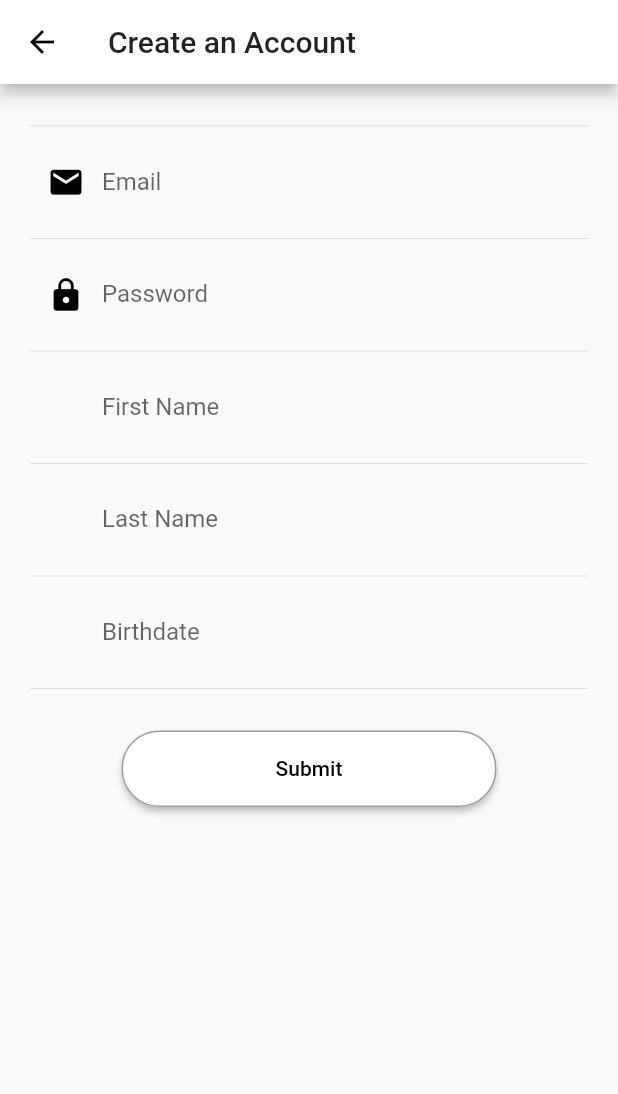
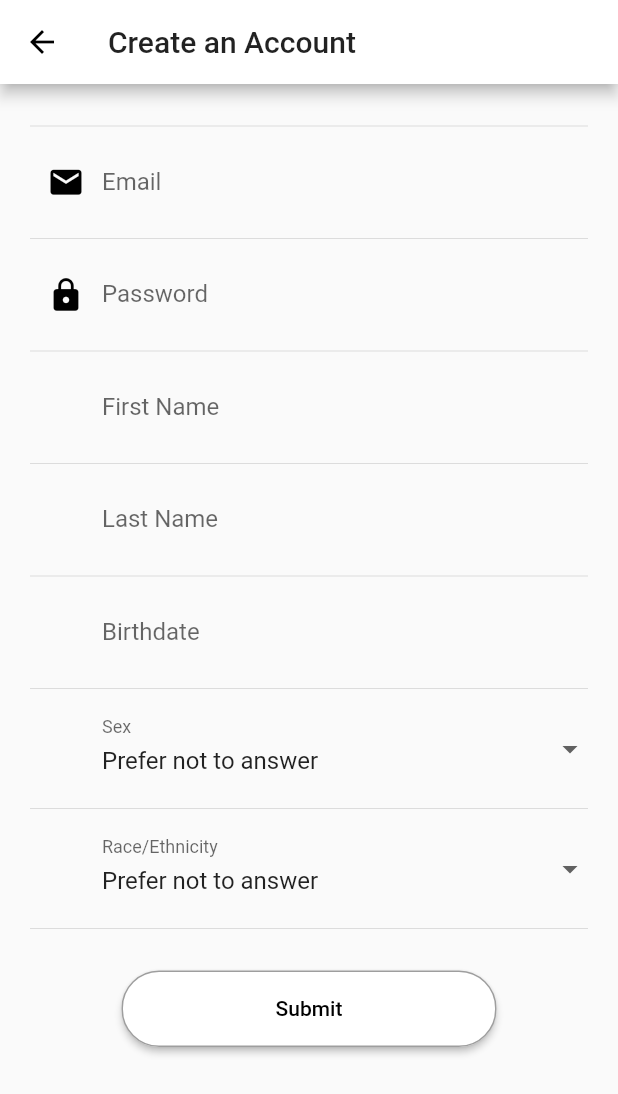
Before and after one commit to UT-Projects/solace-ui, a Flutter app: the screen it shows after launch, after a tap on "New User", on a phone screen of 412 x 824 dp. Shown: the top 1094 px of the screen. Run offline on Flutter 3.47's test engine with Material 2 defaults, Android fonts, the phone set to English and light mode, and no system bars; our stand-ins replace flutter_redux, redux; missing offline and left inert: dart:html, redux_saga.

Commit message:
more create user text fields and redux changes

```diff
--- a/solace_ui/lib/main.dart
+++ b/solace_ui/lib/main.dart
@@ -14,7 +14,7 @@ void main() {
   var sagaMiddleware = createSagaMiddleware();
   final store = Store<AppState>(
     appReducer,
-    initialState: AppState(),
+    initialState: AppState.initial(),
     middleware: [applyMiddleware(sagaMiddleware)],
   );
 
@@ -27,14 +27,14 @@ void main() {
 }
 
 class MyApp extends StatelessWidget {
-  final Store<AppState> store;
+  final Store<AppState>? store;
 
-  MyApp({Key key, this.store}) : super(key: key);
+  MyApp({Key? key, this.store}) : super(key: key);
 
   @override
   Widget build(BuildContext context) {
     return StoreProvider(
-      store: store,
+      store: store!,
       child: MaterialApp(
         title: 'Flutter Demo',
         theme: ThemeData(
@@ -57,9 +57,9 @@ class MyApp extends StatelessWidget {
 }
 
 class MyHomePage extends StatelessWidget {
-  MyHomePage({Key key, this.title}) : super(key: key);
+  MyHomePage({Key? key, this.title}) : super(key: key);
 
-  final String title;
+  final String? title;
 
   @override
   Widget build(BuildContext context) {
--- a/solace_ui/lib/redux/actions/actions.dart
+++ b/solace_ui/lib/redux/actions/actions.dart
@@ -41,3 +41,15 @@ class UpdateSignupBirthdateAction {
 
   UpdateSignupBirthdateAction(this.birthdate);
 }
+
+class UpdateSignupSexAction {
+  final String sex;
+
+  UpdateSignupSexAction(this.sex);
+}
+
+class UpdateSignupEthnicityAction {
+  final String ethnicity;
+
+  UpdateSignupEthnicityAction(this.ethnicity);
+}
--- a/solace_ui/lib/redux/app_state.dart
+++ b/solace_ui/lib/redux/app_state.dart
@@ -1,11 +1,17 @@
 class AppState {
-  LoginInfo loginInfo;
-  SignupInfo signupInfo;
+  final LoginInfo loginInfo;
+  final SignupInfo signupInfo;
+
+  factory AppState.initial() {
+    return AppState(
+      loginInfo: LoginInfo.initial(),
+      signupInfo: SignupInfo.initial(),
+    );
+  }
 
   AppState({
-    this.loginInfo = const LoginInfo(email: "", password: ""),
-    this.signupInfo =
-        const SignupInfo(email: "", password: "", firstName: "", lastName: ""),
+    required this.loginInfo,
+    required this.signupInfo,
   });
 }
 
@@ -13,9 +19,16 @@ class LoginInfo {
   final String email;
   final String password;
 
+  factory LoginInfo.initial() {
+    return LoginInfo(
+      email: "",
+      password: "",
+    );
+  }
+
   const LoginInfo({
-    this.email,
-    this.password,
+    required this.email,
+    required this.password,
   });
 }
 
@@ -25,12 +38,28 @@ class SignupInfo {
   final String firstName;
   final String lastName;
   final DateTime birthdate;
+  final String sex;
+  final String ethnicity;
+
+  factory SignupInfo.initial() {
+    return SignupInfo(
+      email: "",
+      password: "",
+      firstName: "",
+      lastName: "",
+      birthdate: DateTime(1970),
+      sex: "Prefer not to answer",
+      ethnicity: "Prefer not to answer",
+    );
+  }
 
   const SignupInfo({
-    this.email,
-    this.password,
-    this.firstName,
-    this.lastName,
-    this.birthdate,
+    required this.email,
+    required this.password,
+    required this.firstName,
+    required this.lastName,
+    required this.birthdate,
+    required this.sex,
+    required this.ethnicity,
   });
 }
--- a/solace_ui/lib/redux/reducers/reducers.dart
+++ b/solace_ui/lib/redux/reducers/reducers.dart
@@ -23,6 +23,8 @@ SignupInfo signupInfoReducer(SignupInfo state, action) {
     firstName: signupFNameReducer(state.firstName, action),
     lastName: signupLNameReducer(state.lastName, action),
     birthdate: signupBirthdateReducer(state.birthdate, action),
+    sex: signupSexReducer(state.sex, action),
+    ethnicity: signupEthnicityReducer(state.ethnicity, action),
   );
 }
 
@@ -86,3 +88,20 @@ DateTime _updateSignupBirthdateReducer(
     DateTime state, UpdateSignupBirthdateAction action) {
   return action.birthdate;
 }
+
+final signupSexReducer = combineReducers<String>(
+    [TypedReducer<String, UpdateSignupSexAction>(_updateSignupSexReducer)]);
+
+String _updateSignupSexReducer(String state, UpdateSignupSexAction action) {
+  return action.sex;
+}
+
+final signupEthnicityReducer = combineReducers<String>([
+  TypedReducer<String, UpdateSignupEthnicityAction>(
+      _updateSignupEthnicityReducer)
+]);
+
+String _updateSignupEthnicityReducer(
+    String state, UpdateSignupEthnicityAction action) {
+  return action.ethnicity;
+}
--- a/solace_ui/lib/signup_screen.dart
+++ b/solace_ui/lib/signup_screen.dart
@@ -1,6 +1,9 @@
+import 'dart:html';
+
 import 'package:flutter/cupertino.dart';
 import 'package:flutter/material.dart';
 import 'package:flutter_redux/flutter_redux.dart';
+import 'package:redux_saga/redux_saga.dart';
 import 'package:solace_ui/redux/actions/actions.dart';
 import 'package:solace_ui/redux/app_state.dart';
 import 'package:intl/intl.dart';
@@ -32,7 +35,8 @@ class SignupScreen extends StatelessWidget {
                   size: 25,
                 ),
               ),
-              onChanged: (email) => StoreProvider.of<AppState>(context).dispatch(UpdateSignupEmailAction(email)),
+              onChanged: (email) => StoreProvider.of<AppState>(context)
+                  .dispatch(UpdateSignupEmailAction(email)),
             ),
             Divider(),
             TextField(
@@ -46,7 +50,8 @@ class SignupScreen extends StatelessWidget {
                   size: 25,
                 ),
               ),
-              onChanged: (password) => StoreProvider.of<AppState>(context).dispatch(UpdateSignupPasswordAction(password)),
+              onChanged: (password) => StoreProvider.of<AppState>(context)
+                  .dispatch(UpdateSignupPasswordAction(password)),
             ),
             Divider(),
             TextField(
@@ -57,7 +62,8 @@ class SignupScreen extends StatelessWidget {
                   padding: const EdgeInsetsDirectional.only(start: 12.0),
                 ),
               ),
-              onChanged: (firstName) => StoreProvider.of<AppState>(context).dispatch(UpdateSignupFNameAction(firstName)),
+              onChanged: (firstName) => StoreProvider.of<AppState>(context)
+                  .dispatch(UpdateSignupFNameAction(firstName)),
             ),
             Divider(),
             TextField(
@@ -68,10 +74,15 @@ class SignupScreen extends StatelessWidget {
                   padding: const EdgeInsetsDirectional.only(start: 12.0),
                 ),
               ),
-              onChanged: (lastName) => StoreProvider.of<AppState>(context).dispatch(UpdateSignupLNameAction(lastName)),
+              onChanged: (lastName) => StoreProvider.of<AppState>(context)
+                  .dispatch(UpdateSignupLNameAction(lastName)),
             ),
             Divider(),
             BirthdateField(),
+            Divider(),
+            SelectSexDropdown(),
+            Divider(),
+            SelectEthnicityDropdown(),
             Divider(),
             SizedBox(
               height: 20,
@@ -89,7 +100,7 @@ class SignupScreen extends StatelessWidget {
 }
 
 class BirthdateField extends StatefulWidget {
-  BirthdateField({Key key}) : super(key: key);
+  BirthdateField({Key? key}) : super(key: key);
 
   @override
   _BirthdateFieldState createState() => _BirthdateFieldState();
@@ -122,10 +133,97 @@ class _BirthdateFieldState extends State<BirthdateField> {
               initialDate: DateTime(1970),
               firstDate: DateTime(1900),
               lastDate: DateTime.now());
-          final DateFormat formatter = DateFormat('MMM d, y');
-          dateController.text = formatter.format(date);
-          StoreProvider.of<AppState>(context)
-              .dispatch(UpdateSignupBirthdateAction(date));
+          if (date != null) {
+            final DateFormat formatter = DateFormat('MMM d, y');
+            dateController.text = formatter.format(date);
+            StoreProvider.of<AppState>(context)
+                .dispatch(UpdateSignupBirthdateAction(date));
+          }
         });
   }
 }
+
+class SelectSexDropdown extends StatefulWidget {
+  const SelectSexDropdown({Key? key}) : super(key: key);
+
+  @override
+  State<SelectSexDropdown> createState() => _SelectSexDropdownState();
+}
+
+class _SelectSexDropdownState extends State<SelectSexDropdown> {
+  String _currentSex = "Prefer not to answer";
+
+  @override
+  Widget build(BuildContext context) {
+    return DropdownButtonFormField(
+        decoration: InputDecoration(
+          labelText: 'Sex',
+          border: InputBorder.none,
+          prefixIcon: Padding(
+            padding: const EdgeInsetsDirectional.only(start: 12.0),
+          ),
+        ),
+        value: _currentSex,
+        onChanged: (String? newValue) {
+          setState(() {
+            _currentSex = newValue!;
+          });
+          StoreProvider.of<AppState>(context)
+              .dispatch(UpdateSignupSexAction(newValue!));
+        },
+        items: <String>['Male', 'Female', 'Prefer not to answer']
+            .map<DropdownMenuItem<String>>((String value) {
+          return DropdownMenuItem<String>(
+            value: value,
+            child: Text(value),
+          );
+        }).toList());
+  }
+}
+
+class SelectEthnicityDropdown extends StatefulWidget {
+  const SelectEthnicityDropdown({Key? key}) : super(key: key);
+
+  @override
+  State<SelectEthnicityDropdown> createState() =>
+      _SelectEthnicityDropdownState();
+}
+
+class _SelectEthnicityDropdownState extends State<SelectEthnicityDropdown> {
+  String _currentEthnicity = "Prefer not to answer";
+
+  @override
+  Widget build(BuildContext context) {
+    return DropdownButtonFormField(
+        decoration: InputDecoration(
+          labelText: 'Race/Ethnicity',
+          border: InputBorder.none,
+          prefixIcon: Padding(
+            padding: const EdgeInsetsDirectional.only(start: 12.0),
+          ),
+        ),
+        value: _currentEthnicity,
+        onChanged: (String? newValue) {
+          setState(() {
+            _currentEthnicity = newValue!;
+          });
+          StoreProvider.of<AppState>(context)
+              .dispatch(UpdateSignupEthnicityAction(newValue!));
+        },
+        items: <String>[
+          'American Indian or Alaskan Native',
+          'Asian',
+          'Black or African American',
+          'Hispanic or Latino',
+          'White',
+          'Native Hawaiian or Pacific Islander',
+          'Unsure',
+          'Prefer not to answer'
+        ].map<DropdownMenuItem<String>>((String value) {
+          return DropdownMenuItem<String>(
+            value: value,
+            child: Text(value),
+          );
+        }).toList());
+  }
+}
--- a/solace_ui/pubspec.yaml
+++ b/solace_ui/pubspec.yaml
@@ -18,7 +18,7 @@ publish_to: 'none' # Remove this line if you wish to publish to pub.dev
 version: 1.0.0+1
 
 environment:
-  sdk: ">=2.7.0 <3.0.0"
+  sdk: ">=2.12.0 <3.0.0"
 
 dependencies:
   flutter:
```
